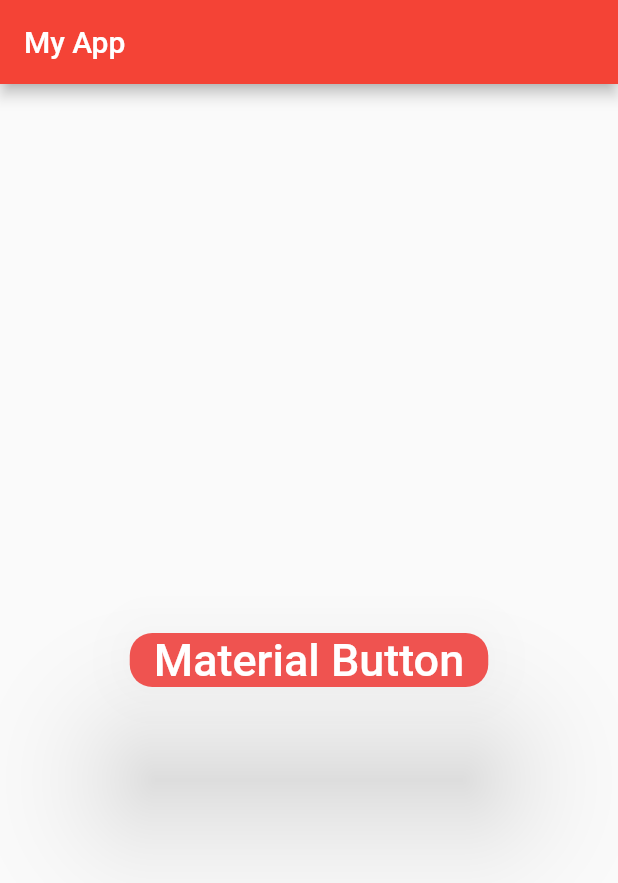
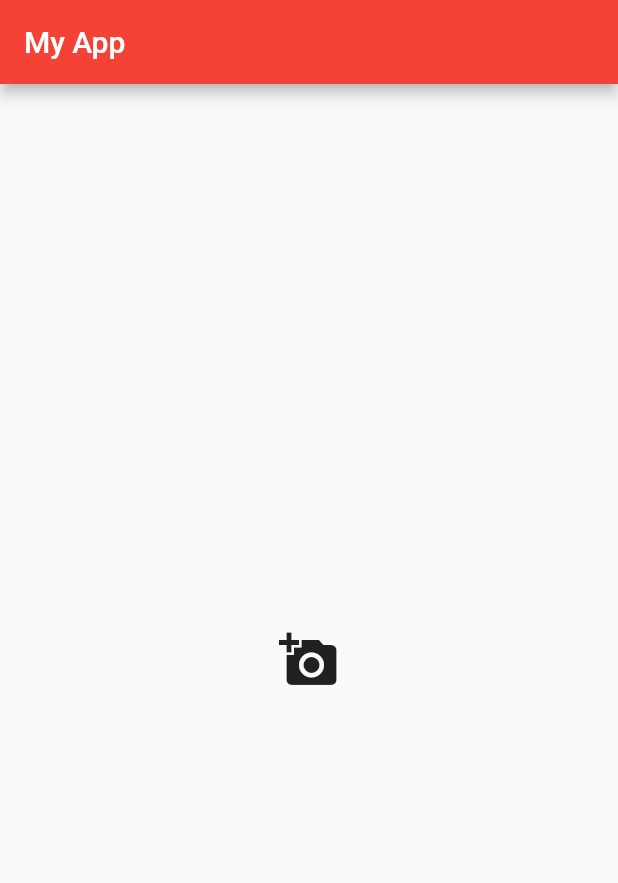
Before and after one commit to jaymes15/introduction-to-mobile-app-development, a Flutter app: the screen it shows after launch, on a phone screen of 412 x 824 dp. Shown: the top 883 px of the screen. Run offline on Flutter 3.47's test engine with Material 2 defaults, Android fonts, the phone set to English and light mode, and no system bars.

Commit message:
Icon Button

```diff
--- a/lib/main.dart
+++ b/lib/main.dart
@@ -22,20 +22,14 @@ class MyApp extends StatelessWidget {
           ),
         ),
         body: Center(
-          child : MaterialButton(
+          child : IconButton(
             onPressed: () {},
-            elevation: 40.0,
-            color: Colors.red[400],
-            shape: RoundedRectangleBorder(
-              borderRadius: BorderRadius.circular(15.0),
+            splashColor: Colors.cyan,
+            icon: Icon(
+              Icons.add_a_photo,
             ),
-            child: Text(
-              "Material Button",
-              style: TextStyle(
-                fontSize: 30.0,
-                color: Colors.white,
-              ),
-            ),
+            iconSize: 40.0,
+            tooltip: "Add Photo",
           ),
 
       ),
```
